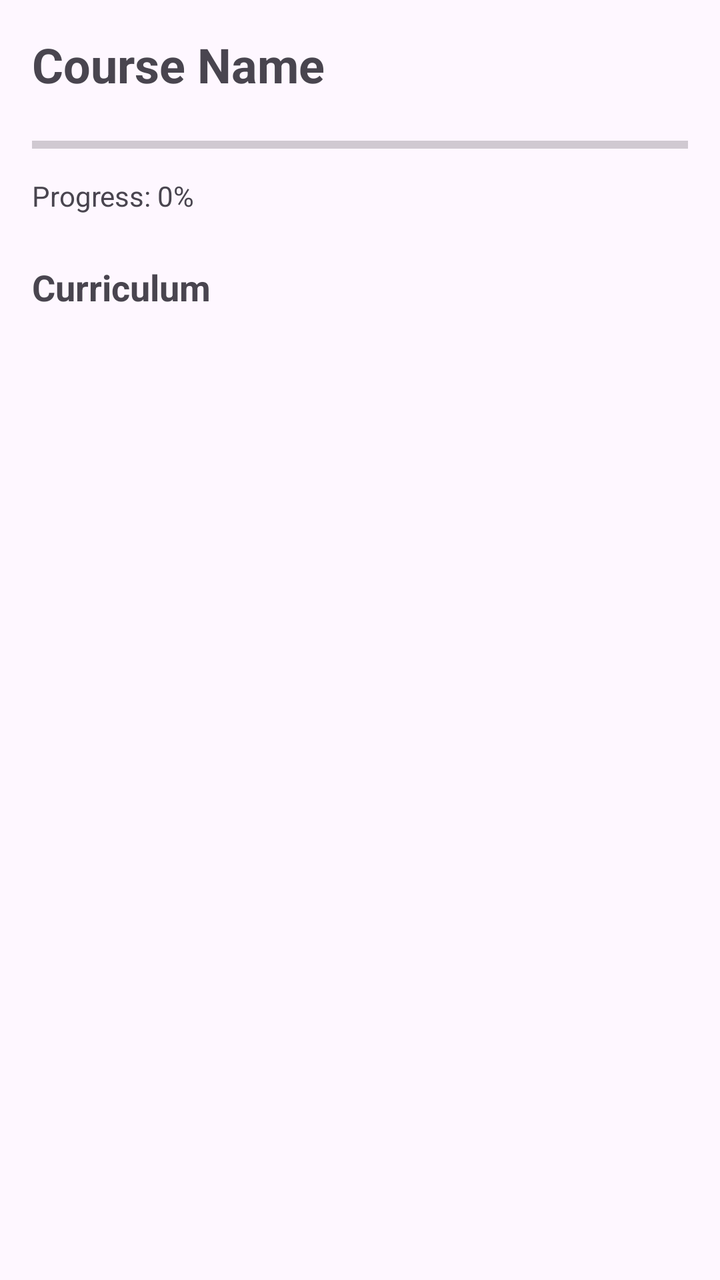
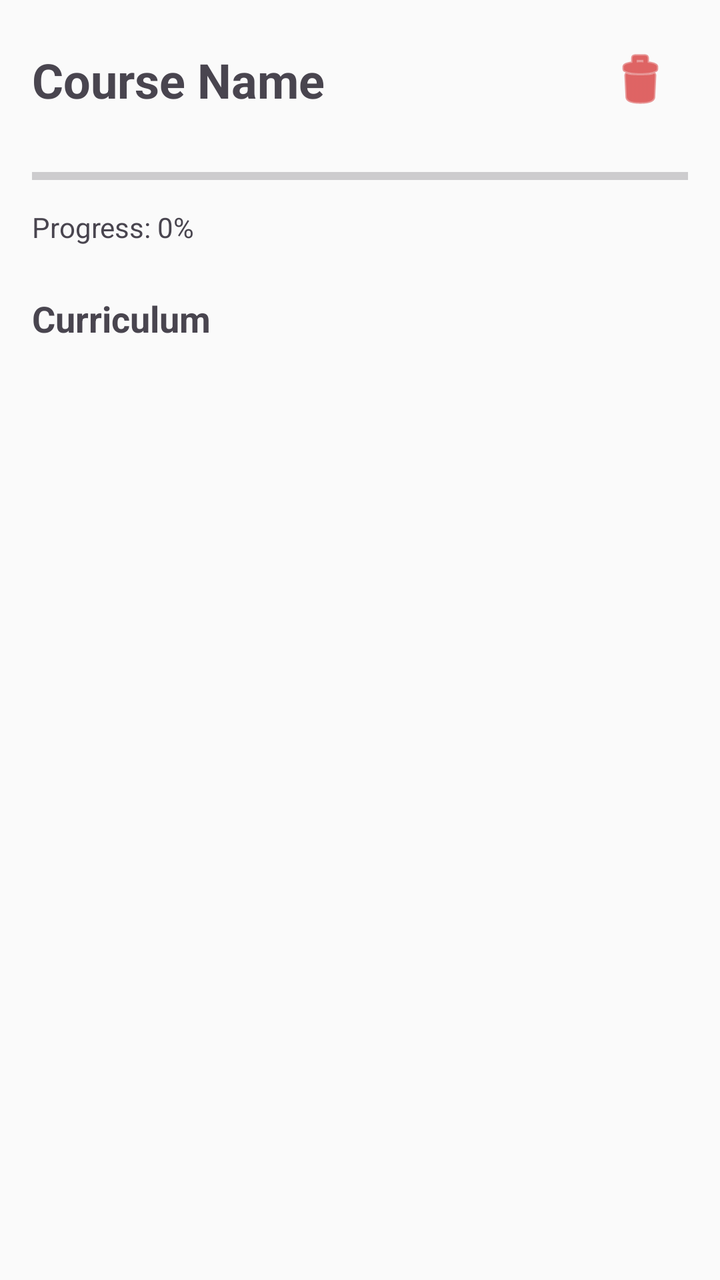

The first picture is an Android layout as it rendered before a commit; the second is the same layout after the commit. The layout source and the unified diff follow.
<!-- AndroidManifest.xml: application theme Theme.StudyBuddy -->
<!-- res/layout/fragment_course_detail.xml -->
<?xml version="1.0" encoding="utf-8"?>
<LinearLayout xmlns:android="http://schemas.android.com/apk/res/android"
    xmlns:app="http://schemas.android.com/apk/res-auto"
    xmlns:tools="http://schemas.android.com/tools"
    android:layout_width="match_parent"
    android:layout_height="match_parent"
    android:orientation="vertical"
    android:padding="16dp">

    <TextView
        android:id="@+id/detailCourseName"
        android:layout_width="wrap_content"
        android:layout_height="wrap_content"
        android:text="Course Name"
        android:textSize="24sp"
        android:textStyle="bold" />

    <ProgressBar
        android:id="@+id/courseDetailProgressBar"
        style="?android:attr/progressBarStyleHorizontal"
        android:layout_width="match_parent"
        android:layout_height="wrap_content"
        android:layout_marginTop="16dp" />

    <TextView
        android:id="@+id/courseDetailStatus"
        android:layout_width="wrap_content"
        android:layout_height="wrap_content"
        android:layout_marginTop="8dp"
        android:text="Progress: 0%" />

    <TextView
        android:layout_width="wrap_content"
        android:layout_height="wrap_content"
        android:layout_marginTop="24dp"
        android:text="Curriculum"
        android:textSize="18sp"
        android:textStyle="bold" />

    <androidx.recyclerview.widget.RecyclerView
        android:id="@+id/curriculumRecyclerView"
        android:layout_width="match_parent"
        android:layout_height="0dp"
        android:layout_marginTop="8dp"
        android:layout_weight="1"
        tools:listitem="@layout/item_topic_status" />

</LinearLayout>
<!-- resources referenced by this layout -->
<resources>
  <style name="Theme.StudyBuddy" parent="Base.Theme.StudyBuddy" />
  <style name="Base.Theme.StudyBuddy" parent="Theme.Material3.DayNight.NoActionBar">
          
          
      </style>
</resources>

<!-- the commit's change to res/layout/fragment_course_detail.xml (unified diff, before → after) -->
@@ -7,13 +7,30 @@
     android:orientation="vertical"
     android:padding="16dp">
 
-    <TextView
-        android:id="@+id/detailCourseName"
-        android:layout_width="wrap_content"
-        android:layout_height="wrap_content"
-        android:text="Course Name"
-        android:textSize="24sp"
-        android:textStyle="bold" />
+    <RelativeLayout
+        android:layout_width="match_parent"
+        android:layout_height="wrap_content">
+
+        <TextView
+            android:id="@+id/detailCourseName"
+            android:layout_width="wrap_content"
+            android:layout_height="wrap_content"
+            android:layout_alignParentStart="true"
+            android:layout_centerVertical="true"
+            android:layout_toStartOf="@+id/deleteCourseButton"
+            android:text="Course Name"
+            android:textSize="24sp"
+            android:textStyle="bold" />
+
+        <ImageButton
+            android:id="@+id/deleteCourseButton"
+            android:layout_width="48dp"
+            android:layout_height="48dp"
+            android:layout_alignParentEnd="true"
+            android:background="?attr/selectableItemBackgroundBorderless"
+            android:src="@android:drawable/ic_menu_delete"
+            app:tint="@android:color/holo_red_dark" />
+    </RelativeLayout>
 
     <ProgressBar
         android:id="@+id/courseDetailProgressBar"
@@ -46,3 +63,92 @@
         tools:listitem="@layout/item_topic_status" />
 
 </LinearLayout>
+<!-- res/layout/item_topic_status.xml (included above) -->
+<?xml version="1.0" encoding="utf-8"?>
+<com.google.android.material.card.MaterialCardView xmlns:android="http://schemas.android.com/apk/res/android"
+    xmlns:app="http://schemas.android.com/apk/res-auto"
+    android:layout_width="match_parent"
+    android:layout_height="wrap_content"
+    android:layout_marginVertical="4dp"
+    app:cardCornerRadius="8dp"
+    app:cardElevation="0dp"
+    app:strokeColor="#E0E0E0"
+    app:strokeWidth="1dp">
+
+    <LinearLayout
+        android:layout_width="match_parent"
+        android:layout_height="wrap_content"
+        android:orientation="vertical"
+        android:padding="12dp">
+
+        <LinearLayout
+            android:layout_width="match_parent"
+            android:layout_height="wrap_content"
+            android:gravity="center_vertical"
+            android:orientation="horizontal">
+
+            <ImageView
+                android:id="@+id/statusIcon"
+                android:layout_width="24dp"
+                android:layout_height="24dp"
+                android:src="@android:drawable/checkbox_off_background"
+                app:tint="@color/lime_primary" />
+
+            <LinearLayout
+                android:layout_width="0dp"
+                android:layout_height="wrap_content"
+                android:layout_marginStart="12dp"
+                android:layout_weight="1"
+                android:orientation="vertical">
+
+                <TextView
+                    android:id="@+id/topicNameTextView"
+                    android:layout_width="wrap_content"
+                    android:layout_height="wrap_content"
+                    android:textColor="@color/black"
+                    android:textSize="16sp"
+                    android:textStyle="bold" />
+
+                <TextView
+                    android:id="@+id/durationTextView"
+                    android:layout_width="wrap_content"
+                    android:layout_height="wrap_content"
+                    android:textColor="#757575"
+                    android:textSize="12sp" />
+            </LinearLayout>
+
+            <TextView
+                android:id="@+id/completionStatusTextView"
+                android:layout_width="wrap_content"
+                android:layout_height="wrap_content"
+                android:textSize="12sp"
+                android:textStyle="italic" />
+        </LinearLayout>
+
+        <LinearLayout
+            android:layout_width="match_parent"
+            android:layout_height="wrap_content"
+            android:layout_marginTop="8dp"
+            android:orientation="horizontal">
+
+            <com.google.android.material.button.MaterialButton
+                android:id="@+id/viewMaterialButton"
+                style="@style/Widget.MaterialComponents.Button.TextButton"
+                android:layout_width="wrap_content"
+                android:layout_height="wrap_content"
+                android:text="Study Material"
+                android:textSize="12sp"
+                app:icon="@android:drawable/ic_menu_search" />
+
+            <com.google.android.material.button.MaterialButton
+                android:id="@+id/markTopicCompleteButton"
+                style="@style/Widget.MaterialComponents.Button.TextButton"
+                android:layout_width="wrap_content"
+                android:layout_height="wrap_content"
+                android:text="Complete Day"
+                android:textSize="12sp"
+                app:icon="@android:drawable/ic_menu_add" />
+        </LinearLayout>
+
+    </LinearLayout>
+</com.google.android.material.card.MaterialCardView>
<!-- resource entries referenced after the edit -->
@@ -1,9 +1,26 @@
 <!-- resources referenced by this layout -->
 <resources>
+  <color name="black">#FF000000</color>
+  <color name="lime_primary">#CDDC39</color>
   <style name="Theme.StudyBuddy" parent="Base.Theme.StudyBuddy" />
   <style name="Base.Theme.StudyBuddy" parent="Theme.Material3.DayNight.NoActionBar">
           
+          <item name="colorPrimary">@color/lime_primary</item>
+          <item name="colorPrimaryVariant">@color/lime_primary_variant</item>
+          <item name="colorOnPrimary">@color/black</item>
           
+          <item name="colorSecondary">@color/lime_secondary</item>
+          <item name="colorSecondaryVariant">@color/lime_primary_variant</item>
+          <item name="colorOnSecondary">@color/black</item>
+          
+          <item name="android:statusBarColor">?attr/colorPrimaryVariant</item>
+  
+          <item name="android:windowBackground">@color/background_white</item>
+          <item name="colorSurface">@color/surface_white</item>
       </style>
+  <color name="lime_primary_variant">#AFB42B</color>
+  <color name="lime_secondary">#DCE775</color>
+  <color name="background_white">#FAFAFA</color>
+  <color name="surface_white">#FFFFFF</color>
 </resources>
 
